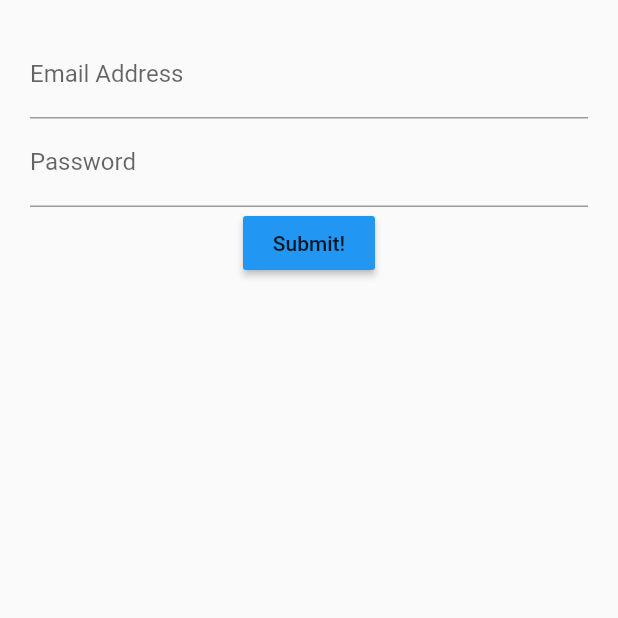
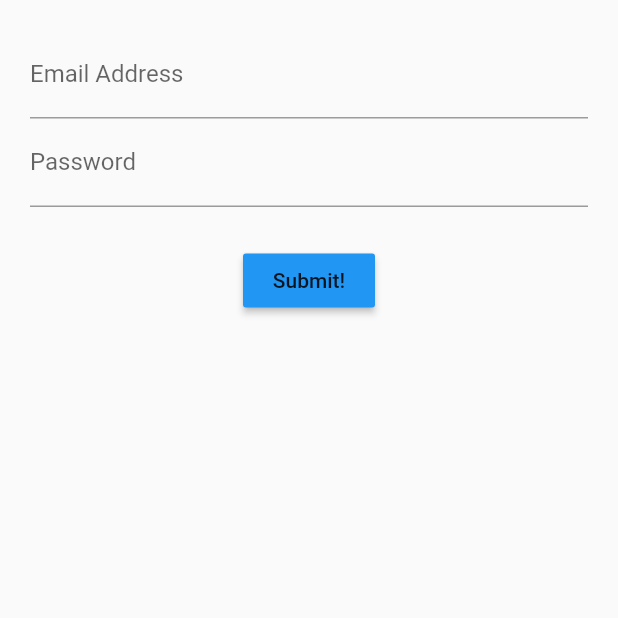
Before and after one commit to developerSid/dart-and-flutter, a Flutter app: the screen it shows after launch, on a phone screen of 412 x 824 dp, the top half of it. Run offline on Flutter 3.47's test engine with Material 2 defaults, Android fonts, the phone set to English and light mode, and no system bars.

Commit message:
Added a container to get more maintainable separation between the password field and the submit button

```diff
--- a/login_stateful/lib/src/screens/login_screen.dart
+++ b/login_stateful/lib/src/screens/login_screen.dart
@@ -19,7 +19,8 @@ class LoginScreenState extends State<LoginScreen> {
           children: <Widget>[
             emailField(),
             passwordField(),
-            submitButton()
+            Container(margin: EdgeInsets.only(top: 25.0)),
+            submitButton(),
           ],
         ),
       ),
```
